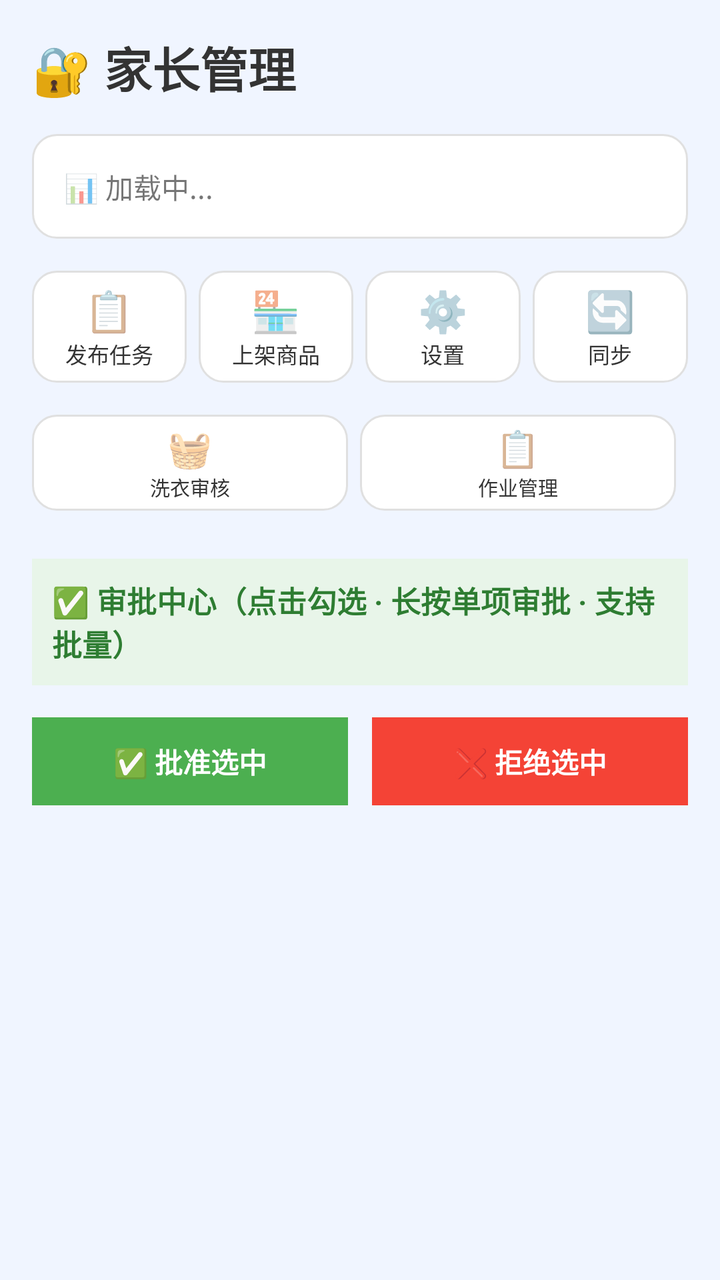
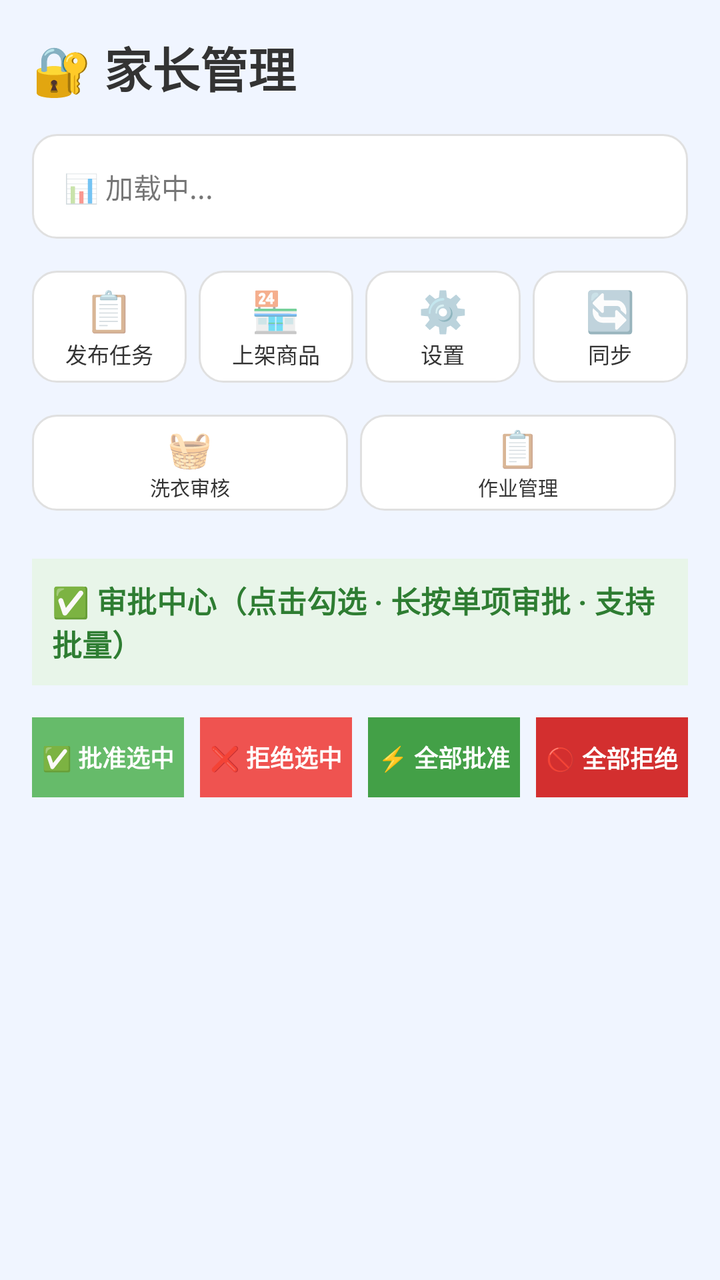

Compare the two renders of this Android layout. The source of the first and the diff that turns it into the second are given below.
<!-- AndroidManifest.xml: activity theme Theme.HabitTracker.Parent -->
<!-- res/layout/activity_parent.xml -->
<?xml version="1.0" encoding="utf-8"?>
<androidx.core.widget.NestedScrollView xmlns:android="http://schemas.android.com/apk/res/android"
    android:layout_width="match_parent"
    android:layout_height="match_parent"
    android:background="@color/background_parent">

    <LinearLayout
        android:layout_width="match_parent"
        android:layout_height="wrap_content"
        android:orientation="vertical"
        android:padding="16dp">

    <TextView
        android:layout_width="wrap_content"
        android:layout_height="wrap_content"
        android:text="🔐 家长管理"
        android:textSize="24sp"
        android:textColor="@color/text_primary"
        android:textStyle="bold"
        android:layout_marginBottom="16dp" />

    
    <TextView
        android:id="@+id/tv_parent_stats"
        android:layout_width="match_parent"
        android:layout_height="wrap_content"
        android:padding="16dp"
        android:background="@drawable/card_background"
        android:text="📊 加载中..."
        android:textSize="14sp"
        android:lineSpacingExtra="4dp"
        android:layout_marginBottom="16dp" />

    
    <LinearLayout
        android:layout_width="match_parent"
        android:layout_height="wrap_content"
        android:orientation="horizontal"
        android:gravity="center"
        android:layout_marginBottom="16dp">

        <LinearLayout
            android:id="@+id/btn_add_task"
            android:layout_width="0dp"
            android:layout_height="56dp"
            android:layout_weight="1"
            android:layout_marginEnd="6dp"
            android:gravity="center"
            android:orientation="vertical"
            android:background="@drawable/card_background"
            android:clickable="true"
            android:focusable="true"
            android:foreground="?attr/selectableItemBackground">

            <TextView
                android:layout_width="wrap_content"
                android:layout_height="wrap_content"
                android:text="📋"
                android:textSize="20sp" />

            <TextView
                android:layout_width="wrap_content"
                android:layout_height="wrap_content"
                android:text="发布任务"
                android:textSize="11sp"
                android:textColor="@color/text_primary" />
        </LinearLayout>

        <LinearLayout
            android:id="@+id/btn_add_shop_item"
            android:layout_width="0dp"
            android:layout_height="56dp"
            android:layout_weight="1"
            android:layout_marginEnd="6dp"
            android:gravity="center"
            android:orientation="vertical"
            android:background="@drawable/card_background"
            android:clickable="true"
            android:focusable="true"
            android:foreground="?attr/selectableItemBackground">

            <TextView
                android:layout_width="wrap_content"
                android:layout_height="wrap_content"
                android:text="🏪"
                android:textSize="20sp" />

            <TextView
                android:layout_width="wrap_content"
                android:layout_height="wrap_content"
                android:text="上架商品"
                android:textSize="11sp"
                android:textColor="@color/text_primary" />
        </LinearLayout>

        <LinearLayout
            android:id="@+id/btn_settings"
            android:layout_width="0dp"
            android:layout_height="56dp"
            android:layout_weight="1"
            android:layout_marginEnd="6dp"
            android:gravity="center"
            android:orientation="vertical"
            android:background="@drawable/card_background"
            android:clickable="true"
            android:focusable="true"
            android:foreground="?attr/selectableItemBackground">

            <TextView
                android:layout_width="wrap_content"
                android:layout_height="wrap_content"
                android:text="⚙️"
                android:textSize="20sp" />

            <TextView
                android:layout_width="wrap_content"
                android:layout_height="wrap_content"
                android:text="设置"
                android:textSize="11sp"
                android:textColor="@color/text_primary" />
        </LinearLayout>

        <LinearLayout
            android:id="@+id/btn_sync"
            android:layout_width="0dp"
            android:layout_height="56dp"
            android:layout_weight="1"
            android:gravity="center"
            android:orientation="vertical"
            android:background="@drawable/card_background"
            android:clickable="true"
            android:focusable="true"
            android:foreground="?attr/selectableItemBackground">

            <TextView
                android:layout_width="wrap_content"
                android:layout_height="wrap_content"
                android:text="🔄"
                android:textSize="20sp" />

            <TextView
                android:layout_width="wrap_content"
                android:layout_height="wrap_content"
                android:text="同步"
                android:textSize="11sp"
                android:textColor="@color/text_primary" />
        </LinearLayout>
    </LinearLayout>

    
    <LinearLayout
        android:layout_width="match_parent"
        android:layout_height="wrap_content"
        android:orientation="horizontal"
        android:gravity="center"
        android:layout_marginBottom="16dp">
        <LinearLayout
            android:id="@+id/btn_laundry_review"
            android:layout_width="0dp"
            android:layout_height="48dp"
            android:layout_weight="1"
            android:layout_marginEnd="6dp"
            android:gravity="center"
            android:orientation="vertical"
            android:background="@drawable/card_background"
            android:clickable="true"
            android:focusable="true"
            android:foreground="?attr/selectableItemBackground">
            <TextView
                android:layout_width="wrap_content"
                android:layout_height="wrap_content"
                android:text="🧺" android:textSize="18sp" />
            <TextView
                android:layout_width="wrap_content"
                android:layout_height="wrap_content"
                android:text="洗衣审核" android:textSize="10sp"
                android:textColor="@color/text_primary" />
        </LinearLayout>
        <LinearLayout
            android:id="@+id/btn_gate_manage"
            android:layout_width="0dp"
            android:layout_height="48dp"
            android:layout_weight="1"
            android:layout_marginEnd="6dp"
            android:gravity="center"
            android:orientation="vertical"
            android:background="@drawable/card_background"
            android:clickable="true"
            android:focusable="true"
            android:foreground="?attr/selectableItemBackground">
            <TextView
                android:layout_width="wrap_content"
                android:layout_height="wrap_content"
                android:text="📋" android:textSize="18sp" />
            <TextView
                android:layout_width="wrap_content"
                android:layout_height="wrap_content"
                android:text="作业管理" android:textSize="10sp"
                android:textColor="@color/text_primary" />
        </LinearLayout>
</LinearLayout>

            
    <TextView
        android:id="@+id/tv_hub_title"
        android:layout_width="match_parent"
        android:layout_height="wrap_content"
        android:padding="10dp"
        android:layout_marginTop="8dp"
        android:layout_marginBottom="4dp"
        android:background="#E8F5E9"
        android:text="✅ 审批中心（点击勾选 · 长按单项审批 · 支持批量）"
        android:textSize="15sp"
        android:textStyle="bold"
        android:textColor="#2E7D32" />
    <androidx.recyclerview.widget.RecyclerView
        android:id="@+id/rv_approval_hub"
        android:layout_width="match_parent"
        android:layout_height="wrap_content"
        android:nestedScrollingEnabled="false" />

        <LinearLayout
        android:layout_width="match_parent"
        android:layout_height="wrap_content"
        android:layout_marginTop="12dp"
        android:orientation="horizontal"
        android:gravity="center">
        <TextView
            android:layout_width="0dp"
            android:layout_height="44dp"
            android:layout_weight="1"
            android:layout_marginEnd="6dp"
            android:gravity="center"
            android:background="#4CAF50"
            android:text="✅ 批准选中"
            android:textColor="#FFFFFF"
            android:textSize="14sp"
            android:textStyle="bold"
            android:id="@+id/btn_approve_selected"
            android:clickable="true"
            android:focusable="true"/>
        <TextView
            android:layout_width="0dp"
            android:layout_height="44dp"
            android:layout_weight="1"
            android:layout_marginStart="6dp"
            android:gravity="center"
            android:background="#F44336"
            android:text="❌ 拒绝选中"
            android:textColor="#FFFFFF"
            android:textSize="14sp"
            android:textStyle="bold"
            android:id="@+id/btn_reject_selected"
            android:clickable="true"
            android:focusable="true"/>
    </LinearLayout></LinearLayout>

</androidx.core.widget.NestedScrollView>
<!-- resources referenced by this layout -->
<resources>
  <color name="background_parent">#F0F5FF</color>
  <color name="text_primary">#333333</color>
  <!-- drawable card_background (drawable) -->
  <?xml version="1.0" encoding="utf-8"?>
  <shape xmlns:android="http://schemas.android.com/apk/res/android"
      android:shape="rectangle">
      <solid android:color="@color/white" />
      <corners android:radius="12dp" />
      <stroke android:width="1dp" android:color="#E0E0E0" />
  </shape>
  <style name="Theme.HabitTracker.Parent" parent="Theme.HabitTracker">
          <item name="colorPrimary">@color/parent_blue</item>
          <item name="android:statusBarColor">@color/background_parent</item>
      </style>
  <color name="white">#FFFFFF</color>
  <style name="Theme.HabitTracker" parent="Theme.MaterialComponents.Light.NoActionBar">
          <item name="colorPrimary">@color/child_pink</item>
          <item name="colorPrimaryVariant">@color/child_pink_light</item>
          <item name="colorOnPrimary">@color/white</item>
          <item name="colorSecondary">@color/child_green</item>
          <item name="android:statusBarColor">@color/child_pink_light</item>
      </style>
  <color name="parent_blue">#2196F3</color>
  <color name="child_pink">#FF6B9D</color>
  <color name="child_pink_light">#FFF0F5</color>
  <color name="child_green">#4CAF50</color>
</resources>

<!-- the commit's change to res/layout/activity_parent.xml (unified diff, before → after) -->
@@ -219,7 +219,7 @@
         android:layout_height="wrap_content"
         android:nestedScrollingEnabled="false" />
 
-        <LinearLayout
+                <LinearLayout
         android:layout_width="match_parent"
         android:layout_height="wrap_content"
         android:layout_marginTop="12dp"
@@ -227,32 +227,62 @@
         android:gravity="center">
         <TextView
             android:layout_width="0dp"
-            android:layout_height="44dp"
-            android:layout_weight="1"
-            android:layout_marginEnd="6dp"
-            android:gravity="center"
-            android:background="#4CAF50"
+            android:layout_height="40dp"
+            android:layout_weight="1"
+            android:layout_marginEnd="4dp"
+            android:gravity="center"
+            android:background="#66BB6A"
             android:text="✅ 批准选中"
             android:textColor="#FFFFFF"
-            android:textSize="14sp"
+            android:textSize="12sp"
             android:textStyle="bold"
             android:id="@+id/btn_approve_selected"
             android:clickable="true"
             android:focusable="true"/>
         <TextView
             android:layout_width="0dp"
-            android:layout_height="44dp"
-            android:layout_weight="1"
-            android:layout_marginStart="6dp"
-            android:gravity="center"
-            android:background="#F44336"
+            android:layout_height="40dp"
+            android:layout_weight="1"
+            android:layout_marginStart="4dp"
+            android:layout_marginEnd="4dp"
+            android:gravity="center"
+            android:background="#EF5350"
             android:text="❌ 拒绝选中"
             android:textColor="#FFFFFF"
-            android:textSize="14sp"
+            android:textSize="12sp"
             android:textStyle="bold"
             android:id="@+id/btn_reject_selected"
             android:clickable="true"
             android:focusable="true"/>
+        <TextView
+            android:layout_width="0dp"
+            android:layout_height="40dp"
+            android:layout_weight="1"
+            android:layout_marginStart="4dp"
+            android:layout_marginEnd="4dp"
+            android:gravity="center"
+            android:background="#43A047"
+            android:text="⚡ 全部批准"
+            android:textColor="#FFFFFF"
+            android:textSize="12sp"
+            android:textStyle="bold"
+            android:id="@+id/btn_approve_all"
+            android:clickable="true"
+            android:focusable="true"/>
+        <TextView
+            android:layout_width="0dp"
+            android:layout_height="40dp"
+            android:layout_weight="1"
+            android:layout_marginStart="4dp"
+            android:gravity="center"
+            android:background="#D32F2F"
+            android:text="🚫 全部拒绝"
+            android:textColor="#FFFFFF"
+            android:textSize="12sp"
+            android:textStyle="bold"
+            android:id="@+id/btn_reject_all"
+            android:clickable="true"
+            android:focusable="true"/>
     </LinearLayout></LinearLayout>
 
 </androidx.core.widget.NestedScrollView>
